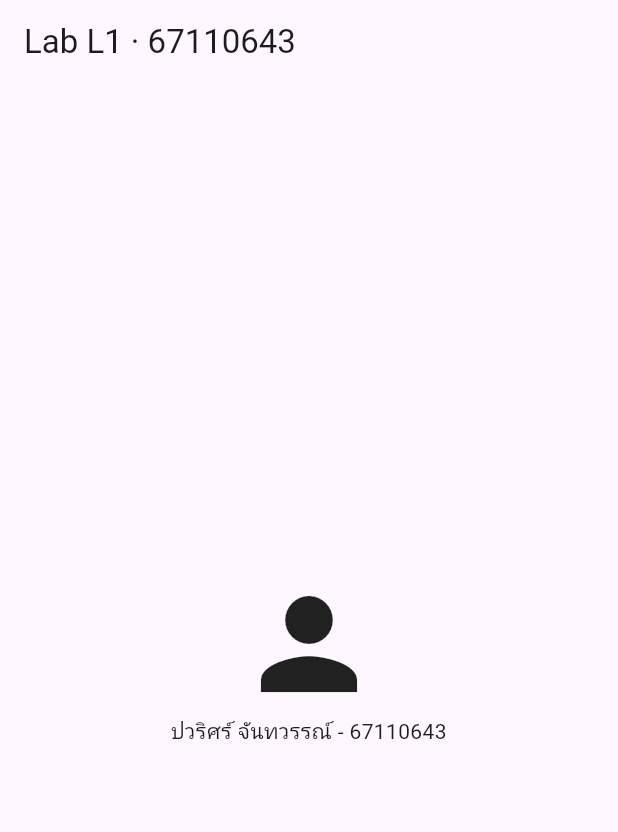
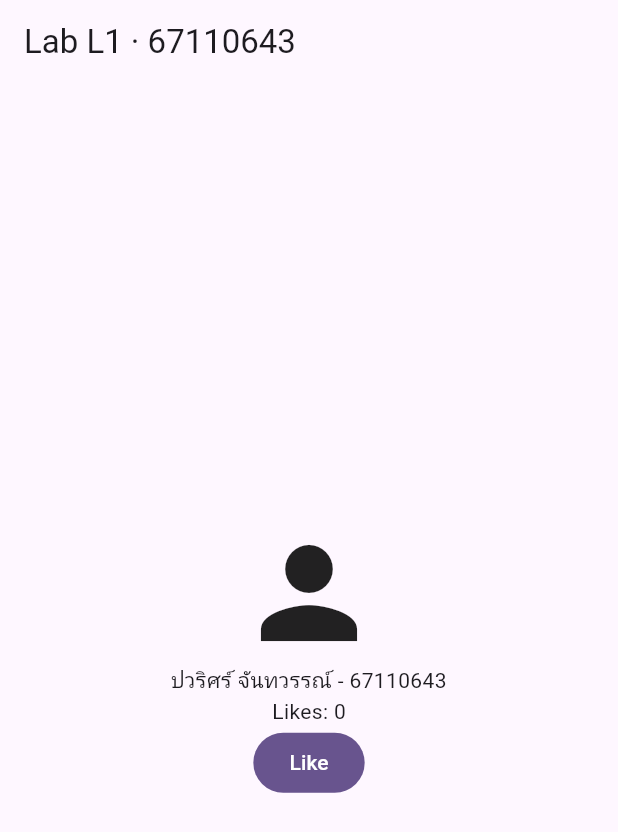
Before and after one commit to pawpai/lab01_profile, a Flutter app: the screen it shows after launch, on a phone screen of 412 x 824 dp. Shown: the top 832 px of the screen. Run offline on Flutter 3.47's test engine with Material 3 defaults, Android fonts, the phone set to English and light mode, and no system bars.

Commit message:
Add like counter with setState

```diff
--- a/lib/main.dart
+++ b/lib/main.dart
@@ -14,22 +14,40 @@ void main() {
   );
 }
 
-class HomePage extends StatelessWidget {
+class HomePage extends StatefulWidget {
   const HomePage({super.key});
+
+  @override
+  State<HomePage> createState() => _HomePageState();
+}
+
+class _HomePageState extends State<HomePage> {
+  int _likes = 0;
+
+  void _like() {
+    setState(() {
+      _likes++;
+    });
+  }
 
   @override
   Widget build(BuildContext context) {
     return Scaffold(
       appBar: AppBar(title: const Text('Lab L1 · $studentId')),
-      body: const SafeArea(
+      body: SafeArea(
         child: Center(
           child: SingleChildScrollView(
-            padding: EdgeInsets.all(16),
+            padding: const EdgeInsets.all(16),
             child: Column(
               mainAxisSize: MainAxisSize.min,
               children: [
-                Icon(Icons.person, size: 96),
-                Text('$studentName - $studentId', textAlign: TextAlign.center),
+                const Icon(Icons.person, size: 96),
+                const Text(
+                  '$studentName - $studentId',
+                  textAlign: TextAlign.center,
+                ),
+                Text('Likes: $_likes'),
+                FilledButton(onPressed: _like, child: const Text('Like')),
               ],
             ),
           ),
```
Also changed, not shown: 1 other file.
